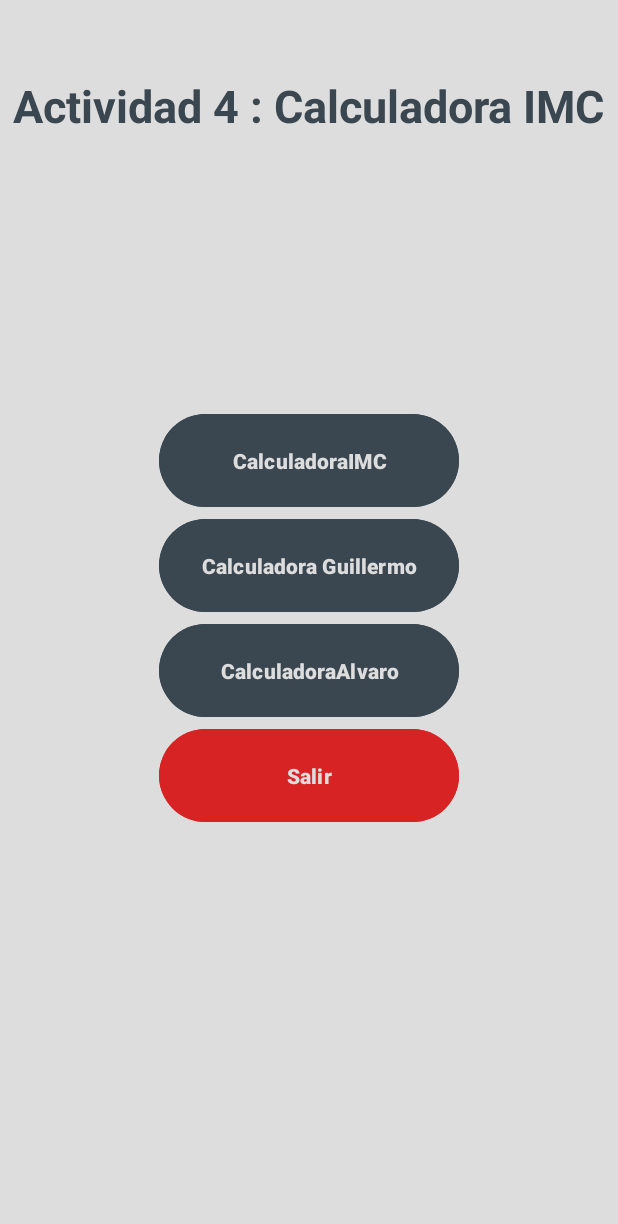
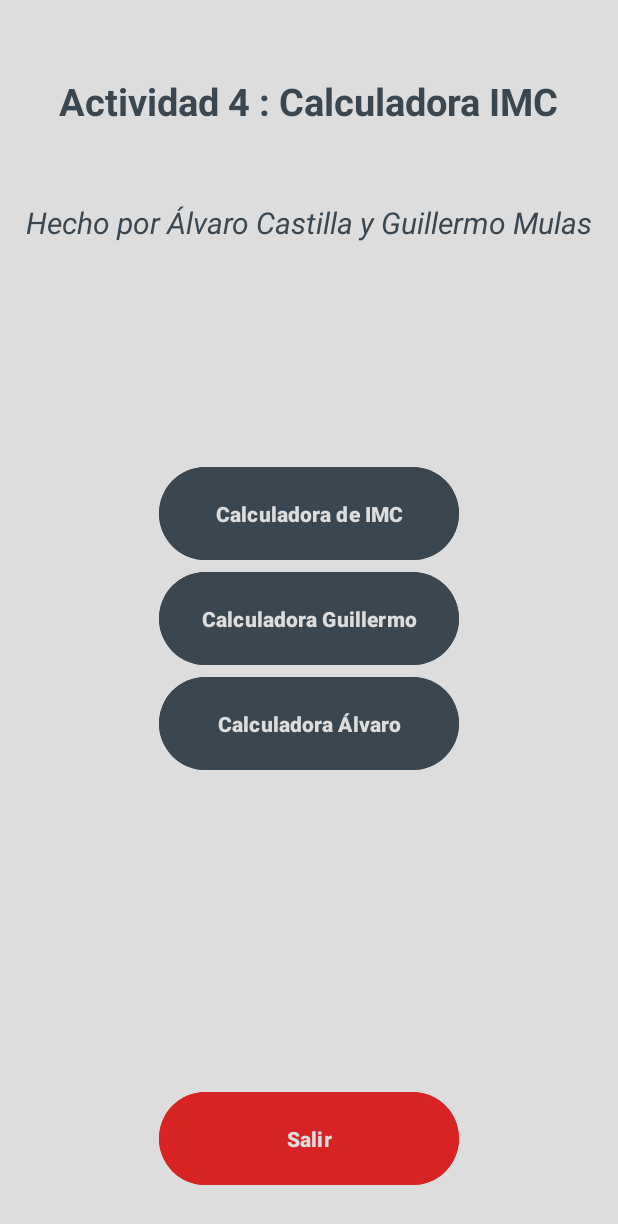
Before and after one commit to guillemulass/IMC_Calculadoras, an Android app: the screen it shows after launch (MainActivity), on a phone screen of 412 x 824 dp. Shown: the top 1224 px of the screen. Run offline under Robolectric (Android 15) with nearby library versions, the phone set to English and light mode, and no system bars.

Commit message:
TODO IMC TERMINADO. METER CALCS

```diff
--- a/app/src/main/res/layout/activity_calculadora_imc.xml
+++ b/app/src/main/res/layout/activity_calculadora_imc.xml
@@ -25,7 +25,7 @@
             android:id="@+id/btn_Hombre"
             android:layout_width="175dp"
             android:layout_height="175dp"
-            android:backgroundTint="#3A4750"
+            android:backgroundTint="@color/Teal"
             tools:ignore="SpeakableTextPresentCheck" />
         <LinearLayout
             android:layout_width="match_parent"
--- a/app/src/main/res/layout/activity_main.xml
+++ b/app/src/main/res/layout/activity_main.xml
@@ -11,18 +11,33 @@
         android:layout_width="wrap_content"
         android:layout_height="wrap_content"
         app:layout_constraintEnd_toEndOf="parent"
-        app:layout_constraintStart_toStartOf="parent">
+        app:layout_constraintStart_toStartOf="parent"
+        tools:ignore="MissingConstraints"
+        android:layout_gravity="center_horizontal"
+        android:orientation="vertical"
+        android:gravity="center">
 
         <TextView
             android:layout_width="wrap_content"
             android:layout_height="wrap_content"
             android:layout_marginTop="50dp"
-            android:textSize="30sp"
-            android:text="Actividad 4 : Calculadora IMC"
+            android:textSize="25sp"
+            android:text="@string/textoInicioact4"
             android:textStyle="bold"
             android:textColor="@color/Teal" />
+        <TextView
+            android:layout_width="wrap_content"
+            android:layout_height="wrap_content"
+            android:layout_marginTop="50dp"
+            android:textSize="20sp"
+            android:text="@string/hecho_por_lvaro_castilla_y_guillermo_mulas"
+            android:textStyle="italic"
+            android:gravity="center"
+            android:textColor="@color/Teal" />
+
 
     </LinearLayout>
+
 
     <LinearLayout
         android:layout_width="wrap_content"
@@ -39,10 +54,6 @@
             android:layout_width="200dp"
             android:layout_height="70dp"
             android:text="@string/calculadoraimc"
-            app:layout_constraintBottom_toBottomOf="parent"
-            app:layout_constraintEnd_toEndOf="parent"
-            app:layout_constraintStart_toStartOf="parent"
-            app:layout_constraintTop_toTopOf="parent"
             android:layout_gravity="center_horizontal"
             android:backgroundTint="@color/Teal"
             android:textStyle="bold"
@@ -54,10 +65,6 @@
             android:layout_width="200dp"
             android:layout_height="70dp"
             android:text="@string/calculadora_guillermo"
-            app:layout_constraintBottom_toBottomOf="parent"
-            app:layout_constraintEnd_toEndOf="parent"
-            app:layout_constraintStart_toStartOf="parent"
-            app:layout_constraintTop_toTopOf="parent"
             android:layout_gravity="center_horizontal"
             android:backgroundTint="@color/Teal"
             android:textStyle="bold"
@@ -69,32 +76,40 @@
             android:layout_width="200dp"
             android:layout_height="70dp"
             android:text="@string/calculadoraalvaro"
-            app:layout_constraintBottom_toBottomOf="parent"
-            app:layout_constraintEnd_toEndOf="parent"
-            app:layout_constraintStart_toStartOf="parent"
-            app:layout_constraintTop_toTopOf="parent"
             android:layout_gravity="center_horizontal"
             android:backgroundTint="@color/Teal"
             android:textStyle="bold"
             android:textColor="@color/background_text"
             />
 
+
+
+
+    </LinearLayout>
+
+
+
+    <LinearLayout
+        android:layout_width="wrap_content"
+        android:layout_height="wrap_content"
+        android:layout_gravity="center"
+        android:orientation="vertical"
+        android:layout_marginBottom="30dp"
+        app:layout_constraintBottom_toBottomOf="parent"
+        app:layout_constraintStart_toStartOf="parent"
+        app:layout_constraintEnd_toEndOf="parent">
+
         <Button
             android:id="@+id/Salir"
             android:layout_width="200dp"
             android:layout_height="70dp"
             android:text="@string/salir"
-            app:layout_constraintBottom_toBottomOf="parent"
-            app:layout_constraintEnd_toEndOf="parent"
-            app:layout_constraintStart_toStartOf="parent"
-            app:layout_constraintTop_toTopOf="parent"
             android:layout_gravity="center_horizontal"
             android:backgroundTint="#D72323"
             android:textStyle="bold"
             android:textColor="@color/background_text"
             />
 
-
     </LinearLayout>
 
 
--- a/app/src/main/res/values/colors.xml
+++ b/app/src/main/res/values/colors.xml
@@ -5,4 +5,5 @@
     <color name="red">#D72323</color>
     <color name="Teal">#3A4750</color>
     <color name="black">#000000</color>
+    <color name="darkteal">#303841</color>
 </resources>
--- a/app/src/main/res/values/strings.xml
+++ b/app/src/main/res/values/strings.xml
@@ -1,8 +1,8 @@
 <resources>
     <string name="app_name">IMC_Calculadoras</string>
     <string name="calculadora_guillermo">Calculadora Guillermo</string>
-    <string name="calculadoraimc">CalculadoraIMC</string>
-    <string name="calculadoraalvaro">CalculadoraAlvaro</string>
+    <string name="calculadoraimc">Calculadora de IMC</string>
+    <string name="calculadoraalvaro">Calculadora Álvaro</string>
     <string name="salir">Salir</string>
     <string name="hombres">Hombres</string>
     <string name="mujeres">Mujeres</string>
@@ -23,4 +23,6 @@
     <string name="pesomas">PESO +</string>
     <string name="edadmenos">EDAD -</string>
     <string name="edadmas">EDAD +</string>
+    <string name="textoInicioact4">Actividad 4 : Calculadora IMC</string>
+    <string name="hecho_por_lvaro_castilla_y_guillermo_mulas">Hecho por Álvaro Castilla y Guillermo Mulas</string>
 </resources>
```
Also changed, not shown: app/src/main/java/com/gmulbat1301/imc_calculadoras/CalculadoraIMC.kt (+6 -1 lines), app/src/main/java/com/gmulbat1301/imc_calculadoras/IMCResultado.kt (+23 -0 lines), app/src/main/res/layout/activity_imcresultado.xml (+12 -0 lines).
